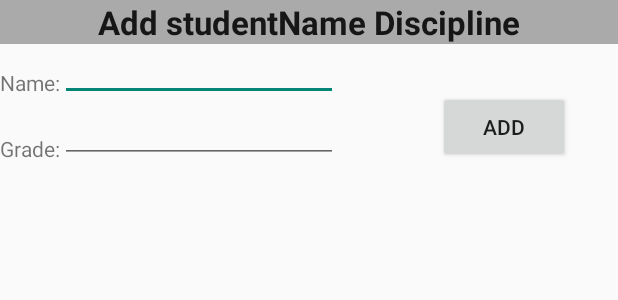
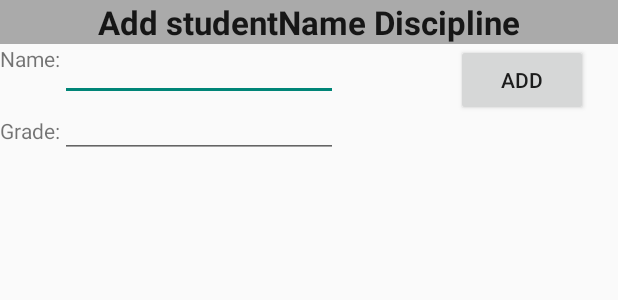
Before and after one commit to Turbiani/RealmForDummiesAndroid, an Android app: the layout add_discipline.xml on its own in the app's theme, with its tools: preview values and no code run, on a phone screen of 412 x 824 dp. Shown: the top 300 px of the screen. Run offline under Robolectric (Android 15) with nearby library versions, the phone set to English and light mode, and no system bars.

```diff
--- a/app/src/main/java/turbiani/com/br/realmfordummiesandroid/model/Disciplines.java
+++ b/app/src/main/java/turbiani/com/br/realmfordummiesandroid/model/Discipline.java
@@ -5,14 +5,14 @@ import io.realm.RealmObject;
 /**
  * Created by turbiani on 23/07/15.
  */
-public class Disciplines extends RealmObject {
+public class Discipline extends RealmObject {
 
     private String name;
     private String grade;
 
-    public Disciplines(){}
+    public Discipline(){}
 
-    public Disciplines(String name, String grade) {
+    public Discipline(String name, String grade) {
         this.name = name;
         this.grade = grade;
     }
--- a/app/src/main/res/layout/add_discipline.xml
+++ b/app/src/main/res/layout/add_discipline.xml
@@ -22,50 +22,48 @@
         android:layout_height="wrap_content"
         android:textAppearance="?android:attr/textAppearanceSmall"
         android:text="Name:"
-        android:id="@+id/txtName"
-        android:layout_alignTop="@+id/editText"
+        android:id="@+id/labelDisciplineName"
+        android:layout_below="@+id/labelHome"
         android:layout_alignParentStart="true" />
 
     <EditText
         android:layout_width="185dp"
-        android:layout_height="22dp"
-        android:id="@+id/editText"
-        android:layout_below="@+id/labelHome"
-        android:layout_toEndOf="@+id/txtName"
-        android:layout_marginTop="16dp" />
-
-    <Button
-        android:layout_width="wrap_content"
-        android:layout_height="wrap_content"
-        android:text="Add"
-        android:id="@+id/btnAddStudent"
-        android:layout_alignBottom="@+id/editText2"
-        android:layout_alignParentEnd="true"
-        android:layout_marginEnd="32dp" />
-
-    <ListView
-        android:layout_width="wrap_content"
-        android:layout_height="wrap_content"
-        android:id="@+id/studentDisciplines"
-        android:layout_marginTop="31dp"
-        android:layout_below="@+id/btnAddStudent"
-        android:layout_alignParentStart="true"
-        android:choiceMode="singleChoice" />
+        android:layout_height="38dp"
+        android:id="@+id/txtDisciplineName"
+        android:layout_alignTop="@+id/labelDisciplineName"
+        android:layout_toEndOf="@+id/labelDisciplineName" />
 
     <TextView
         android:layout_width="wrap_content"
         android:layout_height="wrap_content"
         android:textAppearance="?android:attr/textAppearanceSmall"
         android:text="Grade:"
-        android:id="@+id/txtGrade"
-        android:layout_below="@+id/editText"
-        android:layout_alignParentStart="true"
-        android:layout_marginTop="22dp" />
+        android:id="@+id/labelDisciplineGrade"
+        android:layout_below="@+id/btnAddDiscipline"
+        android:layout_alignParentStart="true" />
 
     <EditText
         android:layout_width="185dp"
-        android:layout_height="22dp"
-        android:id="@+id/editText2"
-        android:layout_alignBottom="@+id/txtGrade"
-        android:layout_toEndOf="@+id/txtGrade" />
+        android:layout_height="38dp"
+        android:id="@+id/txtGrade"
+        android:layout_below="@+id/txtDisciplineName"
+        android:layout_toEndOf="@+id/labelDisciplineGrade" />
+
+    <Button
+        android:layout_width="wrap_content"
+        android:layout_height="wrap_content"
+        android:text="ADD"
+        android:id="@+id/btnAddDiscipline"
+        android:layout_marginEnd="20dp"
+        android:layout_alignTop="@+id/txtDisciplineName"
+        android:layout_alignParentEnd="true" />
+
+    <ListView
+        android:layout_width="wrap_content"
+        android:layout_height="wrap_content"
+        android:id="@+id/studentDisciplineList"
+        android:layout_below="@+id/btnAddDiscipline"
+        android:layout_centerHorizontal="true"
+        android:layout_marginTop="100dp" />
+
 </RelativeLayout>
```
Also changed, not shown: app/src/main/java/turbiani/com/br/realmfordummiesandroid/DAO/StudentDAO.java (added, +65 -0 lines), app/src/main/java/turbiani/com/br/realmfordummiesandroid/activities/MainActivity.java (+46 -0 lines), app/src/main/java/turbiani/com/br/realmfordummiesandroid/model/Student.java (added, +50 -0 lines), app/src/main/java/turbiani/com/br/realmfordummiesandroid/model/Students.java (deleted, +0 -36 lines), app/src/main/res/layout/main.xml (+6 -6 lines).
